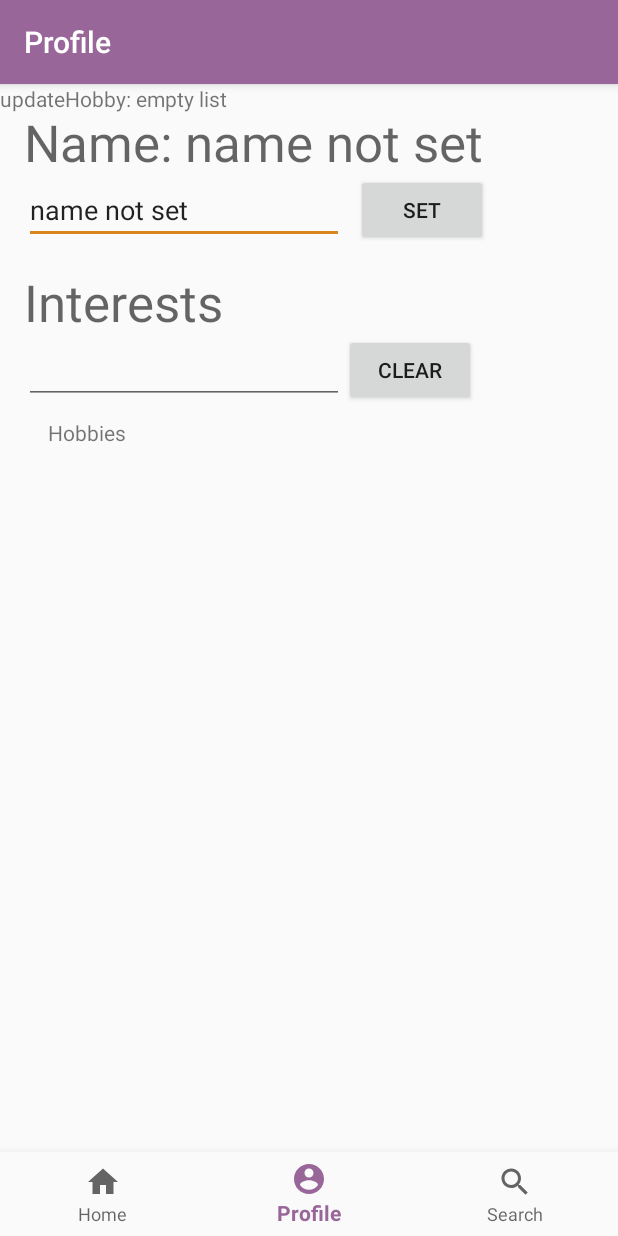
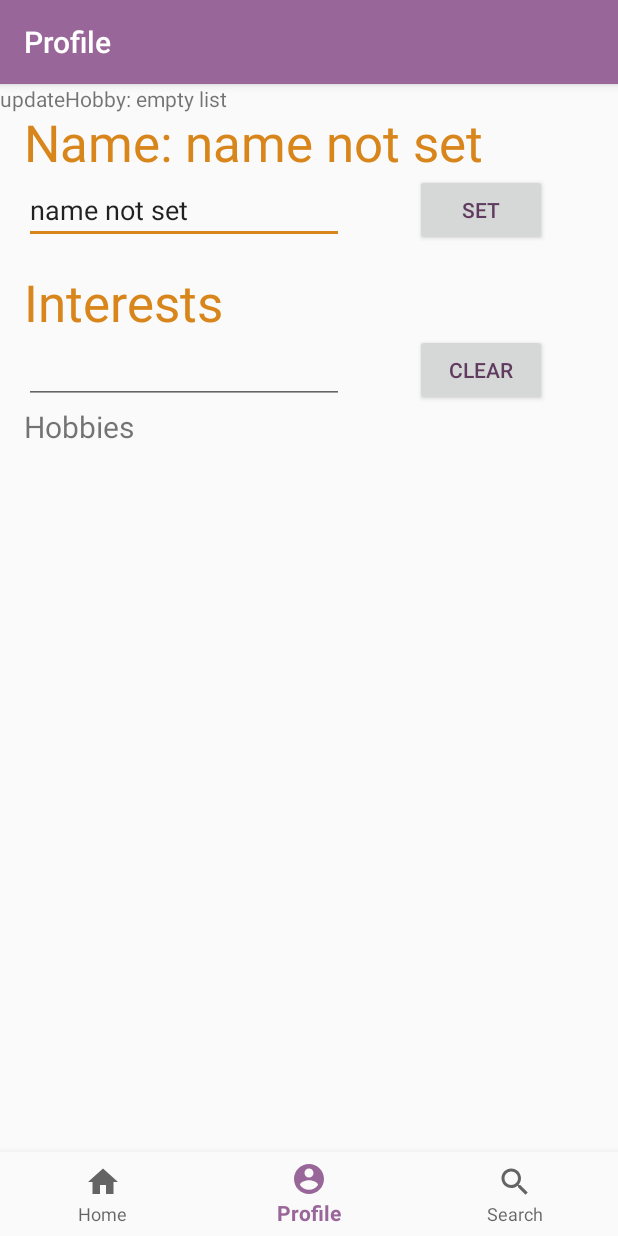
Before and after one commit to hl5617/Frend.ly, an Android app: the Profile screen opened directly, with no data from a screen before it, on a phone screen of 412 x 824 dp. Run offline under Robolectric (Android 15) with nearby library versions, the phone set to English and light mode, and no system bars.

Commit message:
More styling changes

```diff
--- a/app/src/main/res/layout/activity_profile.xml
+++ b/app/src/main/res/layout/activity_profile.xml
@@ -28,6 +28,7 @@
         android:layout_marginTop="16dp"
         android:text="@string/name_string"
         android:textAppearance="@style/TextAppearance.AppCompat.Display1"
+        android:textColor="@color/colorAccent"
         app:layout_constraintStart_toStartOf="parent"
         app:layout_constraintTop_toTopOf="parent" />
 
@@ -48,6 +49,7 @@
         android:layout_marginTop="16dp"
         android:text="@string/interests_string"
         android:textAppearance="@style/TextAppearance.AppCompat.Display1"
+        android:textColor="@color/colorAccent"
         app:layout_constraintStart_toStartOf="@+id/et_name"
         app:layout_constraintTop_toBottomOf="@+id/et_name" />
 
@@ -64,8 +66,12 @@
         android:id="@+id/button_add"
         android:layout_width="wrap_content"
         android:layout_height="wrap_content"
+        android:layout_marginStart="8dp"
+        android:layout_marginEnd="8dp"
         android:text="@string/add"
+        android:textColor="@color/colorPrimaryDark"
         app:layout_constraintBottom_toTopOf="@+id/at_interest_input"
+        app:layout_constraintEnd_toEndOf="parent"
         app:layout_constraintStart_toEndOf="@+id/at_interest_input"
         app:layout_constraintTop_toBottomOf="@+id/at_interest_input" />
 
@@ -82,8 +88,11 @@
         android:layout_width="wrap_content"
         android:layout_height="wrap_content"
         android:layout_marginStart="8dp"
+        android:layout_marginEnd="8dp"
         android:text="@string/set"
+        android:textColor="@color/colorPrimaryDark"
         app:layout_constraintBottom_toBottomOf="@+id/et_name"
+        app:layout_constraintEnd_toEndOf="parent"
         app:layout_constraintStart_toEndOf="@+id/et_name"
         app:layout_constraintTop_toTopOf="@+id/et_name" />
 
@@ -99,11 +108,10 @@
         android:id="@+id/tv_hobbies_list"
         android:layout_width="wrap_content"
         android:layout_height="wrap_content"
-        android:layout_marginStart="16dp"
-        android:layout_marginTop="8dp"
         android:paddingStart="16dp"
         android:paddingEnd="16dp"
         android:text="@string/hobbies"
+        android:textSize="20sp"
         app:layout_constraintStart_toStartOf="parent"
         app:layout_constraintTop_toBottomOf="@+id/button_clear" />
 
@@ -112,6 +120,7 @@
         android:layout_width="wrap_content"
         android:layout_height="wrap_content"
         android:text="@string/clear"
+        android:textColor="@color/colorPrimaryDark"
         app:layout_constraintStart_toStartOf="@+id/button_add"
         app:layout_constraintTop_toBottomOf="@+id/button_add" />
 
--- a/app/src/main/res/layout/activity_search.xml
+++ b/app/src/main/res/layout/activity_search.xml
@@ -32,6 +32,7 @@
         android:layout_marginBottom="16dp"
         android:onClick="findFrend"
         android:text="@string/connect"
+        android:textColor="@color/colorAccent"
         app:layout_constraintBottom_toTopOf="@+id/navigation"
         app:layout_constraintStart_toStartOf="parent" />
 
@@ -43,6 +44,7 @@
         android:layout_marginBottom="16dp"
         android:onClick="disconnect"
         android:text="@string/disconnect"
+        android:textColor="@color/colorPrimaryDark"
         app:layout_constraintBottom_toTopOf="@+id/navigation"
         app:layout_constraintEnd_toEndOf="parent" />
 
```
